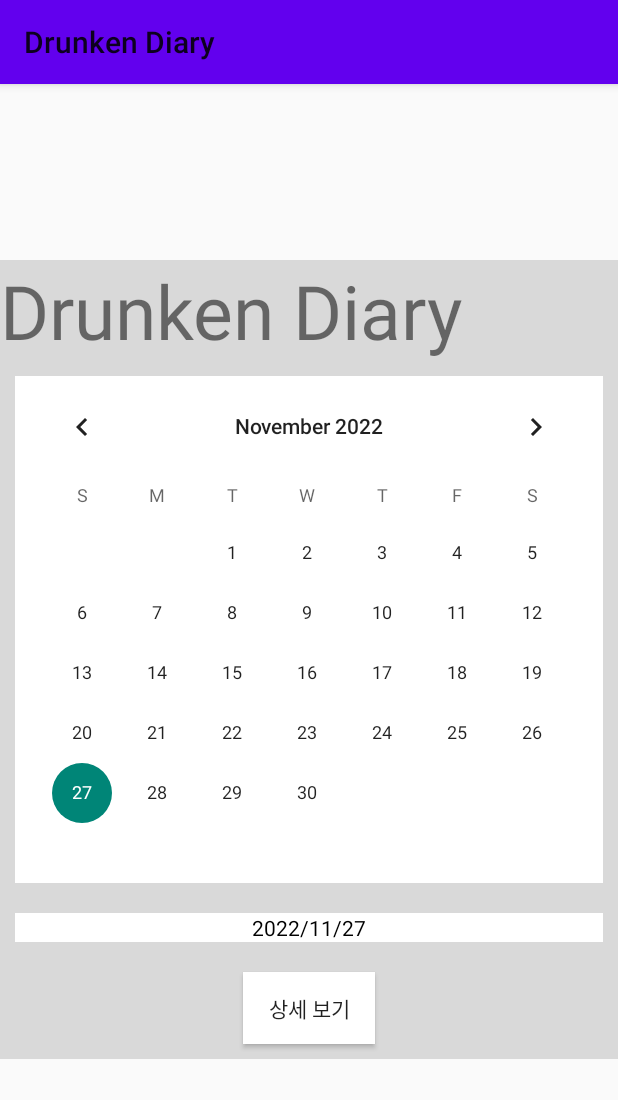
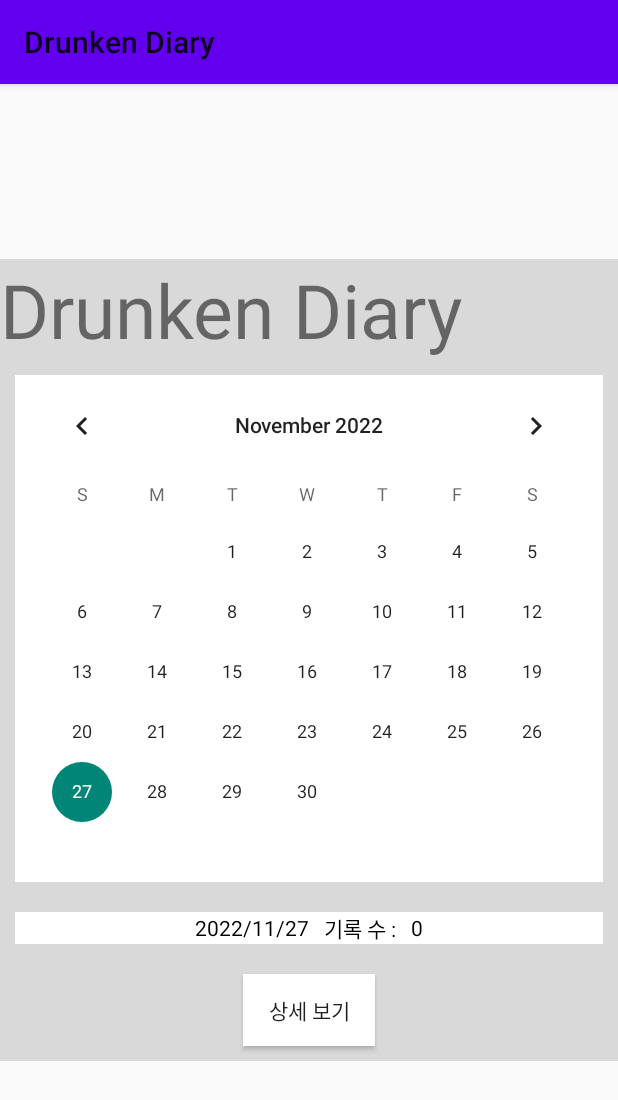
Before and after one commit to godokan/Drunken-Diary, an Android app: the screen it shows after launch (MainActivity), on a phone screen of 412 x 824 dp. Shown: the top 1100 px of the screen. Run offline under Robolectric (Android 15) with nearby library versions, the phone set to English and light mode, and no system bars.

Commit message:
DB 싱글턴

```diff
--- a/app/src/main/java/com/example/drunkendiary/DetailAccess.java
+++ b/app/src/main/java/com/example/drunkendiary/DetailAccess.java
@@ -40,7 +40,7 @@ public class DetailAccess extends Activity {
 
         listView = (ListView) findViewById(R.id.listView);
         Button btnAdd = (Button) findViewById(R.id.btnAdd);
-        DrunkenDbHelper helper = new DrunkenDbHelper(getApplicationContext());
+        DrunkenDbHelper helper = DrunkenDbHelper.getInstance(DetailAccess.this);
         SQLiteDatabase db = helper.getWritableDatabase();
         updateList(db, today);
 
--- a/app/src/main/java/com/example/drunkendiary/DrunkenDbHelper.java
+++ b/app/src/main/java/com/example/drunkendiary/DrunkenDbHelper.java
@@ -7,6 +7,7 @@ import android.database.sqlite.SQLiteOpenHelper;
 import androidx.annotation.Nullable;
 
 public class DrunkenDbHelper extends SQLiteOpenHelper {
+    private static DrunkenDbHelper drunkenDbHelper = null;
 
     public static final int DATABASE_VERSION = 1;
     public static final String DATABASE_NAME = "Drunk.db";
@@ -24,6 +25,11 @@ public class DrunkenDbHelper extends SQLiteOpenHelper {
         super(context, DATABASE_NAME, null, DATABASE_VERSION);
     }
 
+    public static DrunkenDbHelper getInstance(Context context) {
+        if(drunkenDbHelper == null) drunkenDbHelper = new DrunkenDbHelper(context);
+        return drunkenDbHelper;
+    }
+
     @Override
     public void onCreate(SQLiteDatabase db) { db.execSQL(SQL_CREATE_TABLE); }
 
--- a/app/src/main/java/com/example/drunkendiary/MainActivity.java
+++ b/app/src/main/java/com/example/drunkendiary/MainActivity.java
@@ -4,6 +4,7 @@ import androidx.annotation.NonNull;
 import androidx.appcompat.app.AppCompatActivity;
 
 import android.content.Intent;
+import android.database.sqlite.SQLiteDatabase;
 import android.os.Bundle;
 import android.view.View;
 import android.widget.Button;
@@ -17,8 +18,9 @@ import java.util.Locale;
 public class MainActivity extends AppCompatActivity {
 
     CalendarView calendarView;
-    TextView dateView;
+    TextView dateView, sqlNum;
     Button btnDetail;
+    String sql = "";
 
     @Override
     protected void onCreate(Bundle savedInstanceState) {
@@ -27,12 +29,16 @@ public class MainActivity extends AppCompatActivity {
 
         calendarView = (CalendarView) findViewById(R.id.cv1);
         dateView = (TextView) findViewById(R.id.dateView);
+        sqlNum = (TextView) findViewById(R.id.sqlNum);
         btnDetail = (Button) findViewById(R.id.btnDetail);
 
         Date toDay = new Date(calendarView.getDate());
         DateManager dateManager = new DateManager();
         final String[] date = {dateManager.makeStringDate(toDay)};
         dateView.setText(date[0]);
+
+        DrunkenDbHelper helper = DrunkenDbHelper.getInstance(MainActivity.this);
+        SQLiteDatabase db = helper.getWritableDatabase();
 
         calendarView.setOnDateChangeListener(new CalendarView.OnDateChangeListener() {
             @Override
@@ -50,6 +56,9 @@ public class MainActivity extends AppCompatActivity {
                 startActivity(intent);
             }
         });
+    }
+
+    void updateCount(){
 
     }
 }
--- a/app/src/main/res/layout/activity_main.xml
+++ b/app/src/main/res/layout/activity_main.xml
@@ -22,23 +22,43 @@
             android:layout_margin="10dp"
             android:background="@color/white"
             android:id="@+id/cv1"/>
-        <!--      본 텍스트 뷰의 텍스트는 선택된 날짜를 표시하도록 할 것      -->
-        <TextView
+        <LinearLayout
             android:layout_width="match_parent"
             android:layout_height="wrap_content"
             android:layout_margin="10dp"
             android:gravity="center"
-            android:background="@color/white"
-            android:textColor="@color/black"
-            android:text="1970-01-01"
-            android:id="@+id/dateView"
-            tools:ignore="HardcodedText"
-            />
+            android:orientation="horizontal"
+            android:background="@color/white">
+            <TextView
+                android:layout_width="wrap_content"
+                android:layout_height="wrap_content"
+                android:textColor="@color/black"
+                android:text="1970-01-01"
+                android:id="@+id/dateView"
+                tools:ignore="HardcodedText"
+                />
+            <TextView
+                android:layout_width="wrap_content"
+                android:layout_height="wrap_content"
+                android:layout_marginStart="10dp"
+                android:textColor="@color/black"
+                android:text="기록 수 :"
+                tools:ignore="HardcodedText"
+                />
+            <TextView
+                android:layout_width="wrap_content"
+                android:layout_height="wrap_content"
+                android:layout_marginStart="10dp"
+                android:textColor="@color/black"
+                android:text="0"
+                android:id="@+id/sqlNum"
+                tools:ignore="HardcodedText" />
+        </LinearLayout>
         <Button
             android:layout_width="wrap_content"
             android:layout_height="wrap_content"
+            android:layout_margin="10dp"
             android:background="@color/white"
-            android:layout_margin="10dp"
             android:text="@string/btnDetail"
             android:id="@+id/btnDetail"/>
     </LinearLayout>
```
